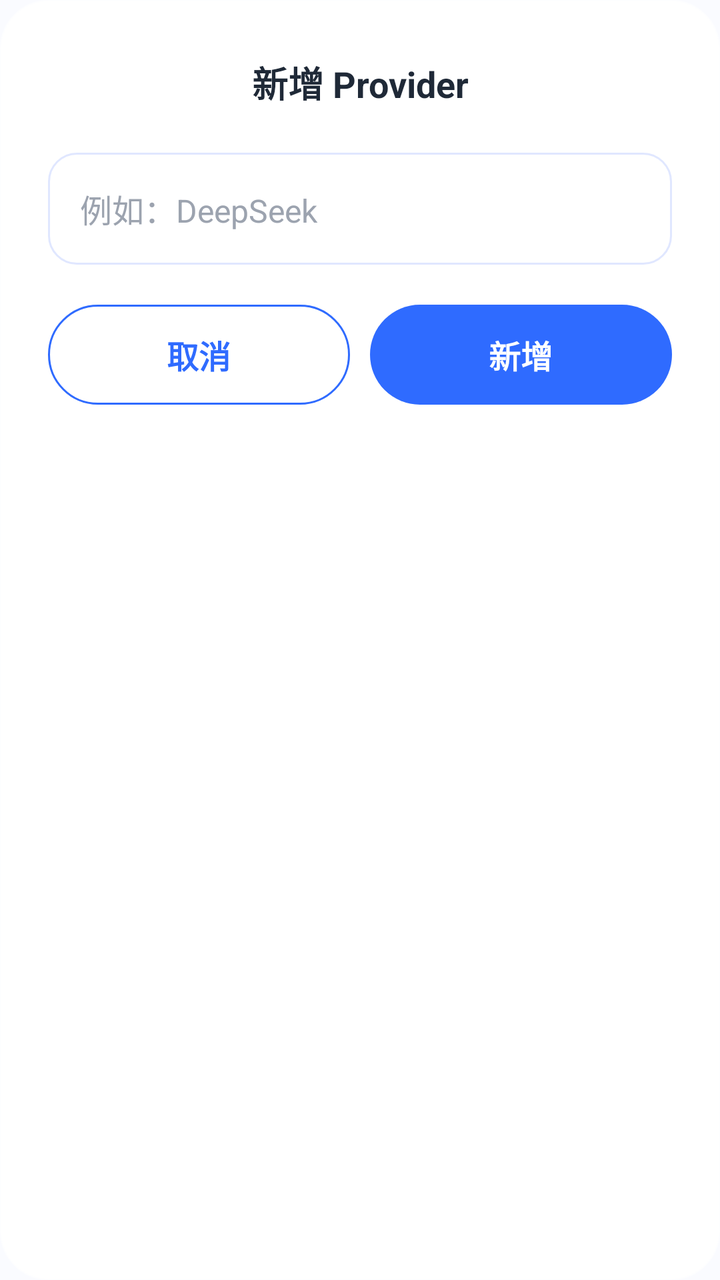
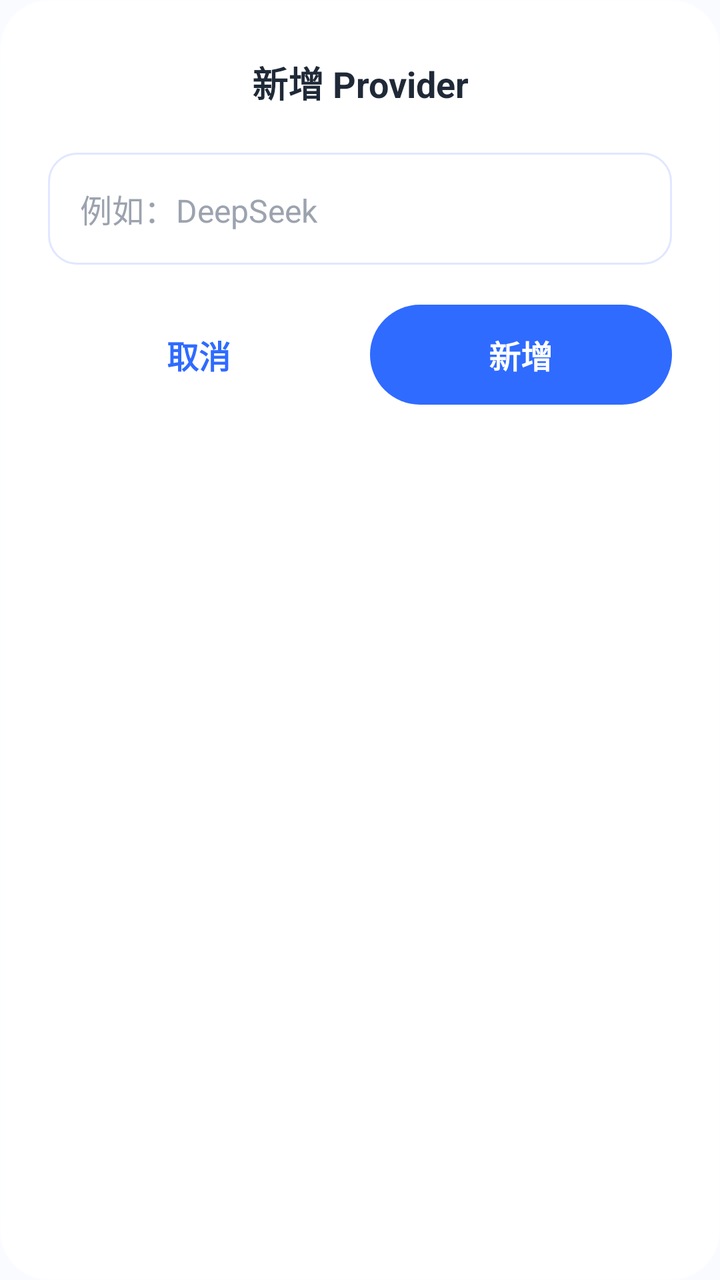

Before-and-after screenshots of an Android layout around one commit, followed by the original layout XML and the change that was made.
<!-- AndroidManifest.xml: application theme Theme.ManTou -->
<!-- res/layout/dialog_add_provider.xml -->
<?xml version="1.0" encoding="utf-8"?>
<LinearLayout xmlns:android="http://schemas.android.com/apk/res/android"
    android:layout_width="match_parent"
    android:layout_height="wrap_content"
    android:background="@drawable/bg_dialog_rounded"
    android:orientation="vertical"
    android:paddingHorizontal="24dp"
    android:paddingTop="28dp"
    android:paddingBottom="20dp">

    <TextView
        android:layout_width="match_parent"
        android:layout_height="wrap_content"
        android:gravity="center"
        android:text="新增 Provider"
        android:textColor="#1F2937"
        android:textSize="18sp"
        android:textStyle="bold" />

    <EditText
        android:id="@+id/etNewProviderName"
        android:layout_width="match_parent"
        android:layout_height="56dp"
        android:layout_marginTop="22dp"
        android:background="@drawable/bg_dialog_input"
        android:hint="例如：DeepSeek"
        android:inputType="text"
        android:maxLines="1"
        android:paddingHorizontal="16dp"
        android:textColor="#1F2937"
        android:textColorHint="#9CA3AF"
        android:textSize="16sp"
        android:importantForAutofill="no" />

    <LinearLayout
        android:layout_width="match_parent"
        android:layout_height="wrap_content"
        android:layout_marginTop="20dp"
        android:orientation="horizontal">

        <TextView
            android:id="@+id/btnDialogCancel"
            android:layout_width="0dp"
            android:layout_height="50dp"
            android:layout_marginEnd="10dp"
            android:layout_weight="1"
            android:background="@drawable/bg_btn_pill_outline"
            android:clickable="true"
            android:focusable="true"
            android:gravity="center"
            android:text="取消"
            android:textColor="#2F6BFF"
            android:textSize="16sp"
            android:textStyle="bold" />

        <TextView
            android:id="@+id/btnDialogConfirm"
            android:layout_width="0dp"
            android:layout_height="50dp"
            android:layout_weight="1"
            android:background="@drawable/bg_btn_pill_filled"
            android:clickable="true"
            android:focusable="true"
            android:gravity="center"
            android:text="新增"
            android:textColor="#FFFFFF"
            android:textSize="16sp"
            android:textStyle="bold" />
    </LinearLayout>
</LinearLayout>
<!-- resources referenced by this layout -->
<resources>
  <!-- drawable bg_btn_pill_filled (drawable) -->
  <?xml version="1.0" encoding="utf-8"?>
  <shape xmlns:android="http://schemas.android.com/apk/res/android"
      android:shape="rectangle">
      <solid android:color="#2F6BFF" />
      <corners android:radius="28dp" />
  </shape>
  <!-- drawable bg_btn_pill_outline (drawable) -->
  <?xml version="1.0" encoding="utf-8"?>
  <shape xmlns:android="http://schemas.android.com/apk/res/android"
      android:shape="rectangle">
      <solid android:color="#FFFFFF" />
      <stroke android:color="#2F6BFF" android:width="1dp" />
      <corners android:radius="28dp" />
  </shape>
  <!-- drawable bg_dialog_input (drawable) -->
  <?xml version="1.0" encoding="utf-8"?>
  <shape xmlns:android="http://schemas.android.com/apk/res/android"
      android:shape="rectangle">
      <solid android:color="#FFFFFF" />
      <stroke android:color="#E0E7FF" android:width="1dp" />
      <corners android:radius="14dp" />
  </shape>
  <!-- drawable bg_dialog_rounded (drawable) -->
  <?xml version="1.0" encoding="utf-8"?>
  <shape xmlns:android="http://schemas.android.com/apk/res/android"
      android:shape="rectangle">
      <solid android:color="@color/mt_dialog_glass" />
      <corners android:radius="24dp" />
      <stroke
          android:width="1dp"
          android:color="@color/mt_dialog_glass_stroke" />
  </shape>
  <style name="Theme.ManTou" parent="Base.Theme.ManTou" />
  <color name="mt_dialog_glass">#EFFFFFFF</color>
  <color name="mt_dialog_glass_stroke">#B8FFFFFF</color>
  <color name="mt_primary">#2F80ED</color>
  <color name="mt_on_primary">#FFFFFF</color>
  <color name="mt_surface_blue">#EAF3FF</color>
  <color name="mt_primary_dark">#1F5FBF</color>
  <color name="mt_surface">#FFFFFF</color>
  <color name="mt_text_primary">#202535</color>
  <color name="mt_surface_soft">#F5F8FE</color>
  <color name="mt_text_secondary">#7A8496</color>
  <color name="mt_background">#FAFBFF</color>
  <color name="mt_outline">#E2E8F3</color>
  <color name="mt_error">#E65353</color>
  <style name="ThemeOverlay.ManTou.GlassAlertDialog" parent="ThemeOverlay.ManTou.GlassAlertDialog.Base" />
  <style name="ThemeOverlay.ManTou.GlassAlertDialog.Base" parent="ThemeOverlay.Material3.MaterialAlertDialog">
          <item name="android:windowBackground">@drawable/bg_dialog_glass</item>
          <item name="android:colorBackgroundFloating">@color/mt_dialog_glass</item>
          <item name="android:backgroundDimEnabled">true</item>
          <item name="android:backgroundDimAmount">0.28</item>
          <item name="backgroundTint">@android:color/transparent</item>
          <item name="backgroundInsetStart">24dp</item>
          <item name="backgroundInsetEnd">24dp</item>
          <item name="backgroundInsetTop">24dp</item>
          <item name="backgroundInsetBottom">24dp</item>
          <item name="colorSurface">@color/mt_dialog_glass</item>
          <item name="shapeAppearanceOverlay">@style/ShapeAppearance.ManTou.Dialog</item>
          <item name="android:windowAnimationStyle">@style/MtDialogAnimation</item>
      </style>
  <!-- drawable bg_dialog_glass (drawable) -->
  <?xml version="1.0" encoding="utf-8"?>
  <shape xmlns:android="http://schemas.android.com/apk/res/android"
      android:shape="rectangle">
      <solid android:color="@color/mt_dialog_glass" />
      <corners android:radius="24dp" />
      <stroke
          android:width="1dp"
          android:color="@color/mt_dialog_glass_stroke" />
  </shape>
  <style name="ShapeAppearance.ManTou.Dialog" parent="">
          <item name="cornerFamily">rounded</item>
          <item name="cornerSize">24dp</item>
      </style>
  <style name="MtDialogAnimation" parent="">
          <item name="android:windowEnterAnimation">@anim/dialog_fade_in</item>
          <item name="android:windowExitAnimation">@anim/dialog_fade_out</item>
      </style>
  <!-- unchanged entries left out for length: 1 -->
</resources>

<!-- the commit's change to res/layout/dialog_add_provider.xml (unified diff, before → after) -->
@@ -44,11 +44,12 @@
             android:layout_height="50dp"
             android:layout_marginEnd="10dp"
             android:layout_weight="1"
-            android:background="@drawable/bg_btn_pill_outline"
+            android:background="@android:color/transparent"
             android:clickable="true"
             android:focusable="true"
             android:gravity="center"
             android:text="取消"
+            android:tag="glass:button"
             android:textColor="#2F6BFF"
             android:textSize="16sp"
             android:textStyle="bold" />
@@ -63,6 +64,7 @@
             android:focusable="true"
             android:gravity="center"
             android:text="新增"
+            android:tag="glass:accent"
             android:textColor="#FFFFFF"
             android:textSize="16sp"
             android:textStyle="bold" />
<!-- resource entries referenced after the edit -->
@@ -5,14 +5,6 @@
   <shape xmlns:android="http://schemas.android.com/apk/res/android"
       android:shape="rectangle">
       <solid android:color="#2F6BFF" />
-      <corners android:radius="28dp" />
-  </shape>
-  <!-- drawable bg_btn_pill_outline (drawable) -->
-  <?xml version="1.0" encoding="utf-8"?>
-  <shape xmlns:android="http://schemas.android.com/apk/res/android"
-      android:shape="rectangle">
-      <solid android:color="#FFFFFF" />
-      <stroke android:color="#2F6BFF" android:width="1dp" />
       <corners android:radius="28dp" />
   </shape>
   <!-- drawable bg_dialog_input (drawable) -->
